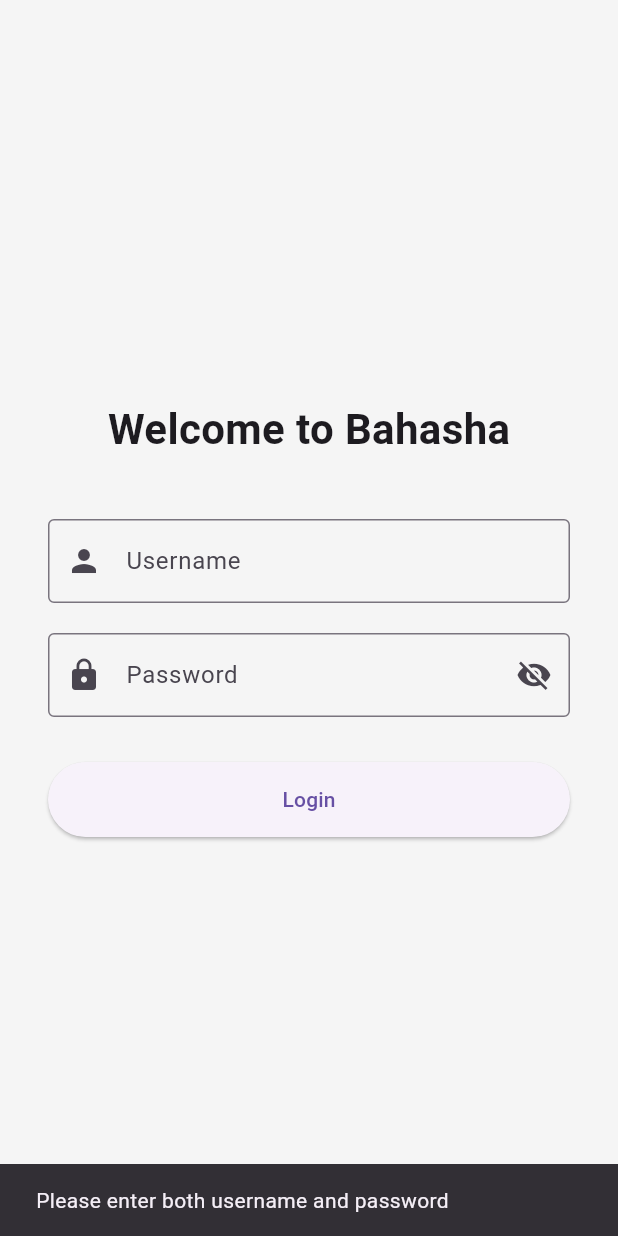
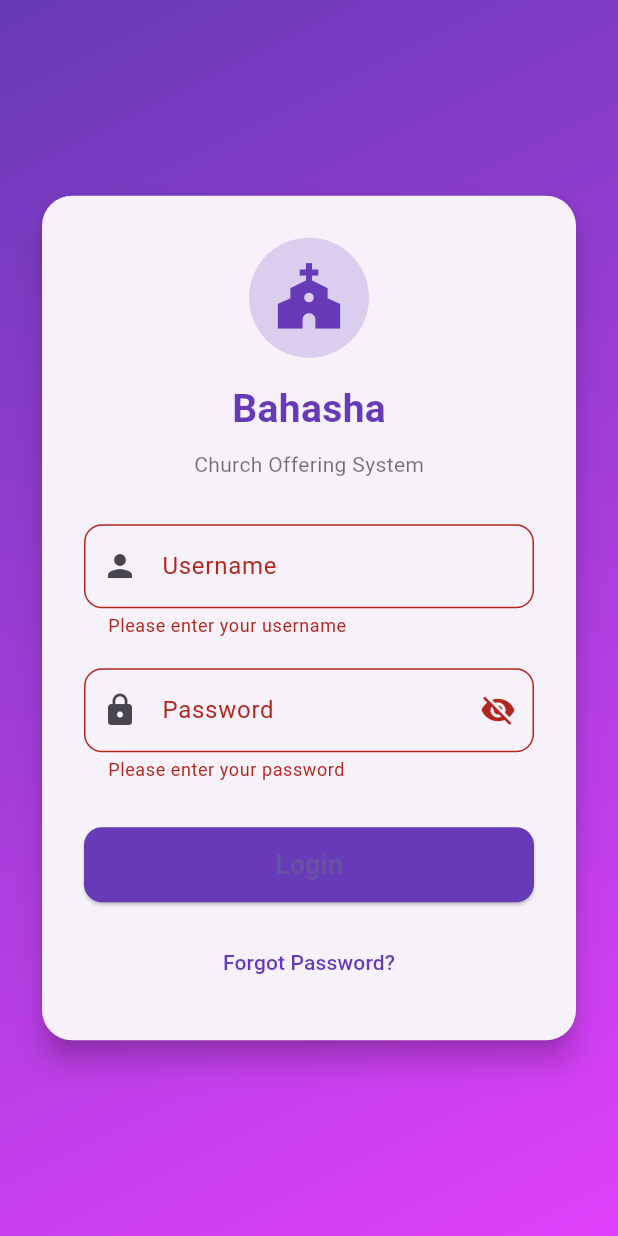
Before and after one commit to Oswaldgerald/bahasha, a Flutter app: the screen it shows after launch, after a tap on "Login", on a phone screen of 412 x 824 dp. Run offline on Flutter 3.47's test engine with Material 3 defaults, Android fonts, the phone set to English and light mode, and no system bars.

Commit message:
Improved login and page navigation

```diff
--- a/lib/features/ahadi/presentation/ahadi_landing_page.dart
+++ b/lib/features/ahadi/presentation/ahadi_landing_page.dart
@@ -2,7 +2,7 @@ import 'package:flutter/material.dart';
 import '../../../widgets/module_landing_page.dart';
 
 class AhadiLandingPage extends StatelessWidget {
-  const AhadiLandingPage({Key? key}) : super(key: key);
+  const AhadiLandingPage({super.key});
 
   final List<Map<String, dynamic>> weeklyContributions = const [
     {'week': 'Week 1', 'amount': 3000, 'date': '01/09/2025'},
--- a/lib/features/auth/presentation/login_page.dart
+++ b/lib/features/auth/presentation/login_page.dart
@@ -2,68 +2,120 @@ import 'package:flutter/material.dart';
 import '../../dashboard/presentation/landing_page.dart';
 
 class LoginPage extends StatefulWidget {
-  const LoginPage({Key? key}) : super(key: key);
+  const LoginPage({super.key});
 
   @override
   State<LoginPage> createState() => _LoginPageState();
 }
 
 class _LoginPageState extends State<LoginPage> {
+  final _formKey = GlobalKey<FormState>();
   final TextEditingController _usernameController = TextEditingController();
   final TextEditingController _passwordController = TextEditingController();
 
   bool _obscurePassword = true;
+  bool _isLoading = false;
 
   void _handleLogin() {
-    final username = _usernameController.text.trim();
-    final password = _passwordController.text.trim();
+    if (!_formKey.currentState!.validate()) return;
 
-    if (username.isEmpty || password.isEmpty) {
-      ScaffoldMessenger.of(context).showSnackBar(
-        const SnackBar(
-          content: Text('Please enter both username and password'),
-        ),
-      );
-      return;
-    }
+    setState(() => _isLoading = true);
 
-    // You can add real auth logic here later
+    // Simulate login delay
+    Future.delayed(const Duration(seconds: 1), () {
+      setState(() => _isLoading = false);
+
       Navigator.pushReplacement(
+        // ignore: use_build_context_synchronously
         context,
         MaterialPageRoute(builder: (_) => const LandingPage()),
       );
+    });
   }
 
   @override
   Widget build(BuildContext context) {
     return Scaffold(
-      body: Center(
-        child: SingleChildScrollView(
-          padding: const EdgeInsets.symmetric(horizontal: 32, vertical: 48),
-          child: Column(
-            crossAxisAlignment: CrossAxisAlignment.center,
-            children: [
-              const Text(
-                "Welcome to Bahasha",
-                style: TextStyle(fontSize: 28, fontWeight: FontWeight.bold),
-              ),
-              const SizedBox(height: 40),
-              TextField(
-                controller: _usernameController,
-                decoration: const InputDecoration(
-                  labelText: 'Username',
-                  border: OutlineInputBorder(),
-                  prefixIcon: Icon(Icons.person),
+      body: Container(
+        // 🔹 Gradient Background
+        decoration: const BoxDecoration(
+          gradient: LinearGradient(
+            colors: [Colors.deepPurple, Colors.purpleAccent],
+            begin: Alignment.topLeft,
+            end: Alignment.bottomRight,
           ),
         ),
+        child: Center(
+          child: SingleChildScrollView(
+            padding: const EdgeInsets.symmetric(horizontal: 24),
+            child: Card(
+              elevation: 8,
+              shape: RoundedRectangleBorder(
+                borderRadius: BorderRadius.circular(20),
+              ),
+              child: Padding(
+                padding: const EdgeInsets.all(28.0),
+                child: Form(
+                  key: _formKey,
+                  child: Column(
+                    mainAxisSize: MainAxisSize.min,
+                    children: [
+                      // 🔹 Logo
+                      CircleAvatar(
+                        radius: 40,
+                        // ignore: deprecated_member_use
+                        backgroundColor: Colors.deepPurple.withOpacity(0.2),
+                        child: const Icon(
+                          Icons.church,
+                          size: 50,
+                          color: Colors.deepPurple,
+                        ),
+                      ),
+                      const SizedBox(height: 16),
+                      const Text(
+                        "Bahasha",
+                        style: TextStyle(
+                          fontSize: 26,
+                          fontWeight: FontWeight.bold,
+                          color: Colors.deepPurple,
+                        ),
+                      ),
+                      const SizedBox(height: 8),
+                      const Text(
+                        "Church Offering System",
+                        style: TextStyle(color: Colors.black54, fontSize: 14),
+                      ),
+                      const SizedBox(height: 30),
+
+                      // 🔹 Username Field
+                      TextFormField(
+                        controller: _usernameController,
+                        decoration: InputDecoration(
+                          labelText: 'Username',
+                          prefixIcon: const Icon(Icons.person),
+                          border: OutlineInputBorder(
+                            borderRadius: BorderRadius.circular(12),
+                          ),
+                        ),
+                        validator: (value) {
+                          if (value == null || value.trim().isEmpty) {
+                            return 'Please enter your username';
+                          }
+                          return null;
+                        },
+                      ),
                       const SizedBox(height: 20),
-              TextField(
+
+                      // 🔹 Password Field
+                      TextFormField(
                         controller: _passwordController,
                         obscureText: _obscurePassword,
                         decoration: InputDecoration(
                           labelText: 'Password',
-                  border: const OutlineInputBorder(),
                           prefixIcon: const Icon(Icons.lock),
+                          border: OutlineInputBorder(
+                            borderRadius: BorderRadius.circular(12),
+                          ),
                           suffixIcon: IconButton(
                             icon: Icon(
                               _obscurePassword
@@ -77,20 +129,61 @@ class _LoginPageState extends State<LoginPage> {
                             },
                           ),
                         ),
+                        validator: (value) {
+                          if (value == null || value.trim().isEmpty) {
+                            return 'Please enter your password';
+                          }
+                          if (value.length < 4) {
+                            return 'Password must be at least 4 characters';
+                          }
+                          return null;
+                        },
                       ),
                       const SizedBox(height: 30),
+
+                      // 🔹 Login Button
                       SizedBox(
                         width: double.infinity,
                         height: 50,
                         child: ElevatedButton(
-                  onPressed: _handleLogin,
-                  child: const Text('Login'),
+                          style: ElevatedButton.styleFrom(
+                            backgroundColor: Colors.deepPurple,
+                            shape: RoundedRectangleBorder(
+                              borderRadius: BorderRadius.circular(12),
+                            ),
+                          ),
+                          onPressed: _isLoading ? null : _handleLogin,
+                          child: _isLoading
+                              ? const CircularProgressIndicator(
+                                  color: Colors.white,
+                                )
+                              : const Text(
+                                  'Login',
+                                  style: TextStyle(
+                                    fontSize: 18,
+                                    fontWeight: FontWeight.bold,
+                                  ),
+                                ),
+                        ),
+                      ),
+                      const SizedBox(height: 16),
+
+                      // 🔹 Forgot Password
+                      TextButton(
+                        onPressed: () {},
+                        child: const Text(
+                          "Forgot Password?",
+                          style: TextStyle(color: Colors.deepPurple),
                         ),
                       ),
                     ],
                   ),
                 ),
               ),
+            ),
+          ),
+        ),
+      ),
     );
   }
 }
--- a/lib/features/dashboard/presentation/landing_page.dart
+++ b/lib/features/dashboard/presentation/landing_page.dart
@@ -6,7 +6,7 @@ import '../../jumuiya/presentation/jumuiya_landing_page.dart';
 import '../../mavuno/presentation/mavuno_landing_page.dart';
 
 class LandingPage extends StatelessWidget {
-  const LandingPage({Key? key}) : super(key: key);
+  const LandingPage({super.key});
 
   final List<Map<String, dynamic>> modules = const [
     {
@@ -95,12 +95,11 @@ class _ModuleCard extends StatelessWidget {
   final VoidCallback onTap;
 
   const _ModuleCard({
-    Key? key,
     required this.name,
     required this.icon,
     required this.color,
     required this.onTap,
-  }) : super(key: key);
+  });
 
   @override
   Widget build(BuildContext context) {
@@ -112,6 +111,7 @@ class _ModuleCard extends StatelessWidget {
         child: Ink(
           decoration: BoxDecoration(
             gradient: LinearGradient(
+              // ignore: deprecated_member_use
               colors: [color.withOpacity(0.85), color.withOpacity(0.6)],
               begin: Alignment.topLeft,
               end: Alignment.bottomRight,
@@ -119,6 +119,7 @@ class _ModuleCard extends StatelessWidget {
             borderRadius: BorderRadius.circular(16),
             boxShadow: [
               BoxShadow(
+                // ignore: deprecated_member_use
                 color: color.withOpacity(0.3),
                 blurRadius: 8,
                 offset: const Offset(2, 4),
--- a/lib/features/jengo/presentation/jengo_landing_page.dart
+++ b/lib/features/jengo/presentation/jengo_landing_page.dart
@@ -2,7 +2,7 @@ import 'package:flutter/material.dart';
 import '../../../widgets/module_landing_page.dart';
 
 class JengoLandingPage extends StatelessWidget {
-  const JengoLandingPage({Key? key}) : super(key: key);
+  const JengoLandingPage({super.key});
 
   final List<Map<String, dynamic>> weeklyContributions = const [
     {'week': 'Week 1', 'amount': 5000, 'date': '01/09/2025'},
--- a/lib/features/jumuiya/presentation/jumuiya_landing_page.dart
+++ b/lib/features/jumuiya/presentation/jumuiya_landing_page.dart
@@ -2,7 +2,7 @@ import 'package:flutter/material.dart';
 import '../../../widgets/module_landing_page.dart';
 
 class JumuiyaLandingPage extends StatelessWidget {
-  const JumuiyaLandingPage({Key? key}) : super(key: key);
+  const JumuiyaLandingPage({super.key});
 
   final List<Map<String, dynamic>> weeklyContributions = const [
     {'week': 'Week 1', 'amount': 4000, 'date': '01/09/2025'},
--- a/lib/features/mavuno/presentation/mavuno_landing_page.dart
+++ b/lib/features/mavuno/presentation/mavuno_landing_page.dart
@@ -2,7 +2,7 @@ import 'package:flutter/material.dart';
 import '../../../widgets/module_landing_page.dart';
 
 class MavunoLandingPage extends StatelessWidget {
-  const MavunoLandingPage({Key? key}) : super(key: key);
+  const MavunoLandingPage({super.key});
 
   final List<Map<String, dynamic>> weeklyContributions = const [
     {'week': 'Week 1', 'amount': 5500, 'date': '01/09/2025'},
--- a/lib/features/payments/presentation/uwakili_landing_page.dart
+++ b/lib/features/payments/presentation/uwakili_landing_page.dart
@@ -1,7 +1,7 @@
 import 'package:flutter/material.dart';
 
 class UwakiliLandingPage extends StatelessWidget {
-  const UwakiliLandingPage({Key? key}) : super(key: key);
+  const UwakiliLandingPage({super.key});
 
   @override
   Widget build(BuildContext context) {
--- a/lib/features/uwakili/presentation/uwakili_landing_page.dart
+++ b/lib/features/uwakili/presentation/uwakili_landing_page.dart
@@ -2,7 +2,7 @@ import 'package:flutter/material.dart';
 import '../../../widgets/module_landing_page.dart';
 
 class UwakiliLandingPage extends StatelessWidget {
-  const UwakiliLandingPage({Key? key}) : super(key: key);
+  const UwakiliLandingPage({super.key});
 
   final List<Map<String, dynamic>> weeklyContributions = const [
     {'week': 'Week 1', 'amount': 7000, 'date': '01/09/2025'},
--- a/lib/main.dart
+++ b/lib/main.dart
@@ -6,7 +6,7 @@ void main() {
 }
 
 class BahashaApp extends StatelessWidget {
-  const BahashaApp({Key? key}) : super(key: key);
+  const BahashaApp({super.key});
 
   @override
   Widget build(BuildContext context) {
--- a/lib/widgets/module_landing_page.dart
+++ b/lib/widgets/module_landing_page.dart
@@ -9,14 +9,14 @@ class ModuleLandingPage extends StatelessWidget {
   final String heroTag;
 
   const ModuleLandingPage({
-    Key? key,
+    super.key,
     required this.title,
     required this.description,
     required this.icon,
     required this.gradientColors,
     required this.contributions,
     required this.heroTag,
-  }) : super(key: key);
+  });
 
   int get totalContributions =>
       contributions.fold(0, (sum, item) => sum + (item['amount'] as int));
@@ -133,6 +133,7 @@ class ModuleLandingPage extends StatelessWidget {
                   elevation: 3,
                   child: ListTile(
                     leading: CircleAvatar(
+                      // ignore: deprecated_member_use
                       backgroundColor: gradientColors.first.withOpacity(0.2),
                       child: Icon(icon, color: gradientColors.first),
                     ),
```
Also changed, not shown: 1 other file. Lines whose indentation alone changed are shown as unchanged.
